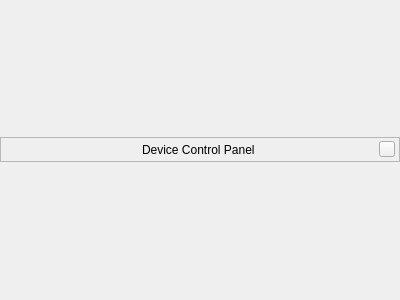
Qt form plugins/TelescopeControl/src/gui/deviceControlPanel.ui (AlBannaTechno/stellarium) before a commit.
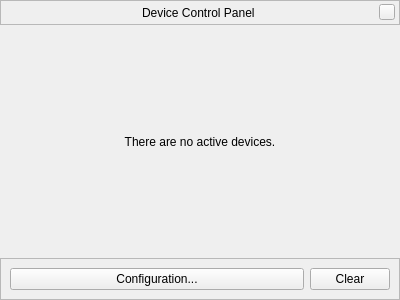
The same form after that commit. Icons and pictures are not drawn. Custom widgets are drawn as their Qt base class.

Commit message: + "no devices message" and buttons for configuration and log clearing in DeviceControlPanel

Diff of the .ui file:
```diff
--- a/plugins/TelescopeControl/src/gui/deviceControlPanel.ui
+++ b/plugins/TelescopeControl/src/gui/deviceControlPanel.ui
@@ -154,6 +154,68 @@
      </layout>
     </widget>
    </item>
+   <item>
+    <widget class="QStackedWidget" name="stackedWidget">
+     <property name="currentIndex">
+      <number>0</number>
+     </property>
+     <widget class="QWidget" name="pageMessage">
+      <layout class="QVBoxLayout" name="verticalLayout_2">
+       <item>
+        <widget class="QLabel" name="labelMessage">
+         <property name="text">
+          <string>There are no active devices.</string>
+         </property>
+         <property name="alignment">
+          <set>Qt::AlignCenter</set>
+         </property>
+         <property name="wordWrap">
+          <bool>true</bool>
+         </property>
+        </widget>
+       </item>
+      </layout>
+     </widget>
+    </widget>
+   </item>
+   <item>
+    <widget class="QFrame" name="frameButtons">
+     <property name="frameShape">
+      <enum>QFrame::StyledPanel</enum>
+     </property>
+     <property name="frameShadow">
+      <enum>QFrame::Raised</enum>
+     </property>
+     <layout class="QHBoxLayout" name="horizontalLayout">
+      <item>
+       <widget class="QPushButton" name="buttonConfiguration">
+        <property name="sizePolicy">
+         <sizepolicy hsizetype="Expanding" vsizetype="Fixed">
+          <horstretch>0</horstretch>
+          <verstretch>0</verstretch>
+         </sizepolicy>
+        </property>
+        <property name="toolTip">
+         <string>Open the Device Control plug-in's configuration window</string>
+        </property>
+        <property name="text">
+         <string>Configuration...</string>
+        </property>
+       </widget>
+      </item>
+      <item>
+       <widget class="QPushButton" name="buttonClearLog">
+        <property name="toolTip">
+         <string>Clear the log</string>
+        </property>
+        <property name="text">
+         <string>Clear</string>
+        </property>
+       </widget>
+      </item>
+     </layout>
+    </widget>
+   </item>
   </layout>
  </widget>
  <customwidgets>
```
The commit also changes 5 other files.
